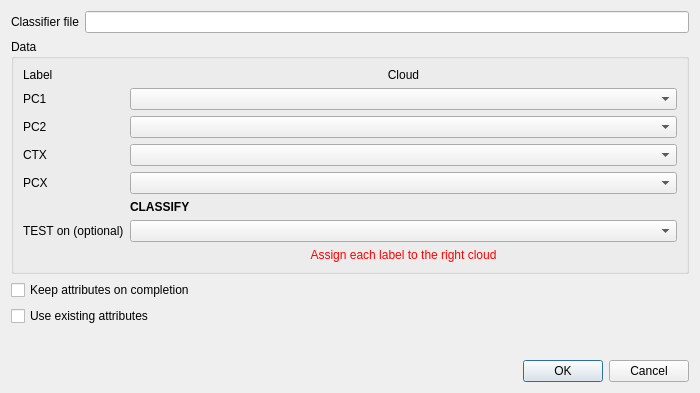
Before: the Qt Designer form Classify3DMASCDialog.ui in dgirardeau/q3DMASC, drawn with Qt 5.
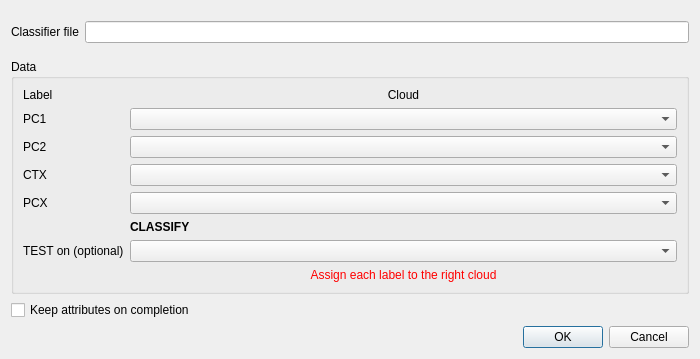
After: the same form once the commit is applied.

Diff of the .ui file:
```diff
--- a/Classify3DMASCDialog.ui
+++ b/Classify3DMASCDialog.ui
@@ -7,7 +7,7 @@
     <x>0</x>
     <y>0</y>
     <width>700</width>
-    <height>393</height>
+    <height>359</height>
    </rect>
   </property>
   <property name="windowTitle">
@@ -185,26 +185,6 @@
      </property>
     </widget>
    </item>
-   <item>
-    <widget class="QCheckBox" name="checkBox_useExistingScalarFields">
-     <property name="text">
-      <string>Use existing attributes</string>
-     </property>
-    </widget>
-   </item>
-   <item>
-    <spacer name="verticalSpacer">
-     <property name="orientation">
-      <enum>Qt::Vertical</enum>
-     </property>
-     <property name="sizeHint" stdset="0">
-      <size>
-       <width>20</width>
-       <height>23</height>
-      </size>
-     </property>
-    </spacer>
-   </item>
    <item>
     <widget class="QDialogButtonBox" name="buttonBox">
      <property name="orientation">
```
